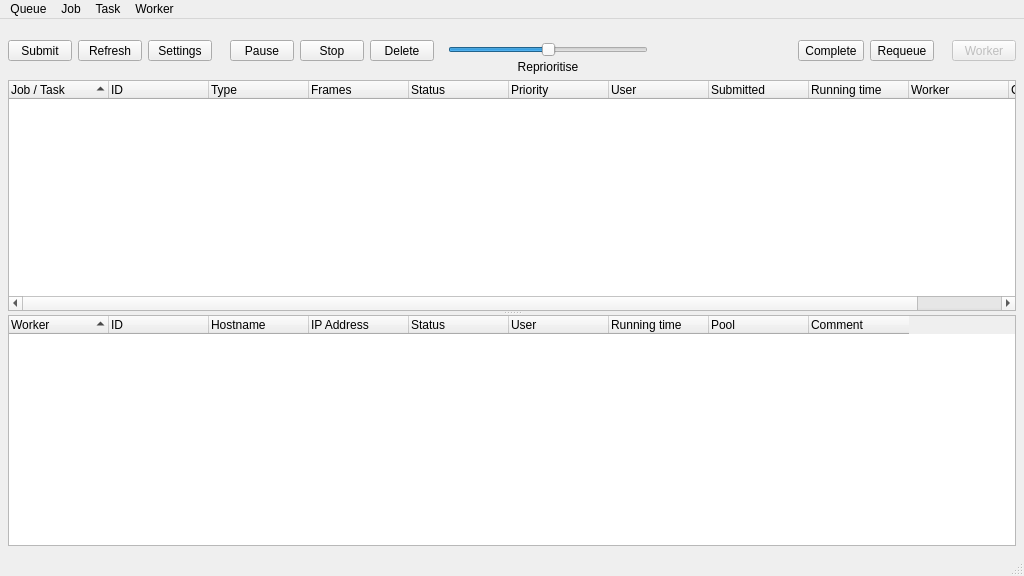
Above: renderqueue.ui from all-in-one-of/renderqueue before the change. Below: the same form after it.
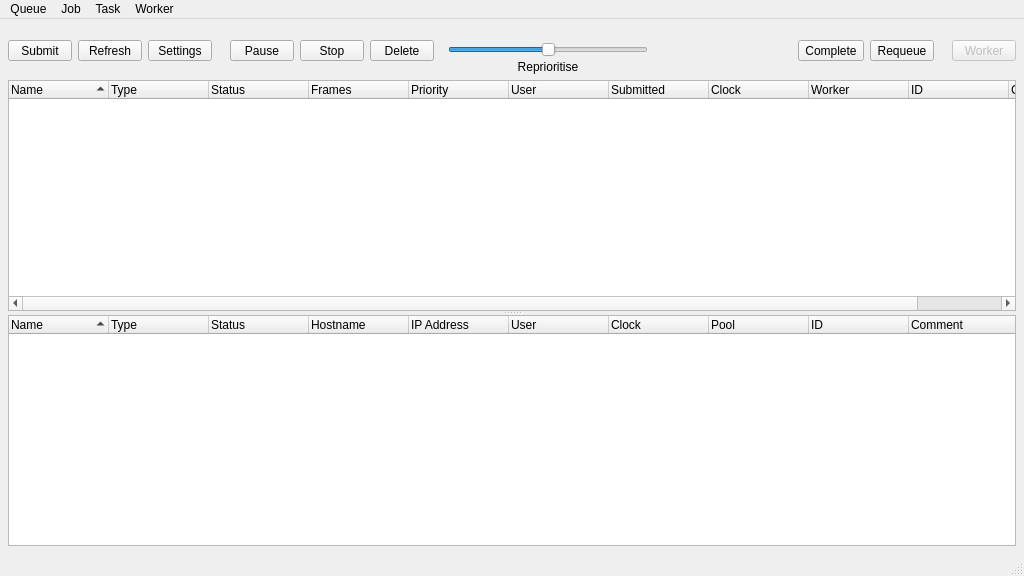
That is the form after the change. Icons and pictures are not drawn.

Commit message: Implemented checks if workers are online or offline.

```diff
--- a/renderqueue.ui
+++ b/renderqueue.ui
@@ -555,6 +555,9 @@
        <property name="selectionMode">
         <enum>QAbstractItemView::ExtendedSelection</enum>
        </property>
+       <property name="rootIsDecorated">
+        <bool>true</bool>
+       </property>
        <property name="uniformRowHeights">
         <bool>true</bool>
        </property>
@@ -567,14 +570,12 @@
        <attribute name="headerShowSortIndicator" stdset="0">
         <bool>true</bool>
        </attribute>
+       <attribute name="headerStretchLastSection">
+        <bool>true</bool>
+       </attribute>
        <column>
         <property name="text">
-         <string>Job / Task</string>
-        </property>
-       </column>
-       <column>
-        <property name="text">
-         <string>ID</string>
+         <string>Name</string>
         </property>
        </column>
        <column>
@@ -582,16 +583,16 @@
          <string>Type</string>
         </property>
        </column>
+       <column>
+        <property name="text">
+         <string>Status</string>
+        </property>
+       </column>
        <column>
         <property name="text">
          <string>Frames</string>
         </property>
        </column>
-       <column>
-        <property name="text">
-         <string>Status</string>
-        </property>
-       </column>
        <column>
         <property name="text">
          <string>Priority</string>
@@ -609,7 +610,7 @@
        </column>
        <column>
         <property name="text">
-         <string>Running time</string>
+         <string>Clock</string>
         </property>
        </column>
        <column>
@@ -617,6 +618,11 @@
          <string>Worker</string>
         </property>
        </column>
+       <column>
+        <property name="text">
+         <string>ID</string>
+        </property>
+       </column>
        <column>
         <property name="text">
          <string>Comment</string>
@@ -646,16 +652,21 @@
         <bool>true</bool>
        </attribute>
        <attribute name="headerStretchLastSection">
-        <bool>false</bool>
+        <bool>true</bool>
        </attribute>
        <column>
         <property name="text">
-         <string>Worker</string>
+         <string>Name</string>
         </property>
        </column>
        <column>
         <property name="text">
-         <string>ID</string>
+         <string>Type</string>
+        </property>
+       </column>
+       <column>
+        <property name="text">
+         <string>Status</string>
         </property>
        </column>
        <column>
@@ -668,11 +679,6 @@
          <string>IP Address</string>
         </property>
        </column>
-       <column>
-        <property name="text">
-         <string>Status</string>
-        </property>
-       </column>
        <column>
         <property name="text">
          <string>User</string>
@@ -680,7 +686,7 @@
        </column>
        <column>
         <property name="text">
-         <string>Running time</string>
+         <string>Clock</string>
         </property>
        </column>
        <column>
@@ -688,6 +694,11 @@
          <string>Pool</string>
         </property>
        </column>
+       <column>
+        <property name="text">
+         <string>ID</string>
+        </property>
+       </column>
        <column>
         <property name="text">
          <string>Comment</string>
```
Left out of the diff: 58 changed lines with no effect on the pictures. The commit also changes 9 other files.
